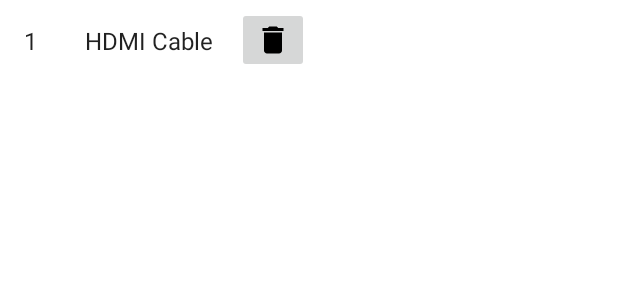
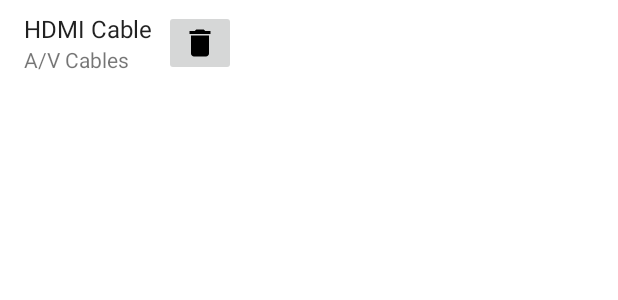
Before and after one commit to gabor7d2/SimpleInventory, an Android app: the layout list_item_item.xml on its own in the app's theme, with its tools: preview values and no code run, on a phone screen of 412 x 824 dp. Shown: the top 300 px of the screen. Run offline under Robolectric (Android 15) with nearby library versions, the phone set to English and light mode, and no system bars.

Commit message:
Implement Item parent picker, visual improvements

```diff
--- a/SimpleInventory/app/src/main/java/net/gabor7d2/simpleinventory/persistence/repository/Repository.kt
+++ b/SimpleInventory/app/src/main/java/net/gabor7d2/simpleinventory/persistence/repository/Repository.kt
@@ -113,6 +113,8 @@ abstract class Repository {
 
     abstract fun getCategory(id: String): Category
 
+    abstract fun searchCategories(name: String): List<Category>
+
     // returns root categories if id is null
     abstract fun getChildrenOfCategory(id: String?): List<Category>
 
@@ -125,6 +127,8 @@ abstract class Repository {
 
     abstract fun getItem(id: String): Item
 
+    abstract fun searchItems(name: String): List<Item>
+
     // returns root items if id is null
     abstract fun getChildrenOfItem(id: String?): List<Item>
 
--- a/SimpleInventory/app/src/main/java/net/gabor7d2/simpleinventory/ui/ListItemInteractListener.kt
+++ /dev/null
@@ -1,6 +0,0 @@
-package net.gabor7d2.simpleinventory.ui
-
-interface ListItemInteractListener {
-
-    fun onItemClicked(itemId: String)
-}
--- a/SimpleInventory/app/src/main/java/net/gabor7d2/simpleinventory/ui/ListItemRecyclerViewAdapter.kt
+++ b/SimpleInventory/app/src/main/java/net/gabor7d2/simpleinventory/ui/ListItemRecyclerViewAdapter.kt
@@ -20,11 +20,9 @@ class ListItemRecyclerViewAdapter<T : ListItem>(
 
     private val values: MutableList<T> = mutableListOf()
 
-    override fun getItemCount(): Int = values.size
+    override fun getItemCount() = values.size
 
-    override fun getItemViewType(position: Int): Int {
-        return values[position].listItemType
-    }
+    override fun getItemViewType(position: Int) = values[position].listItemType
 
     override fun onCreateViewHolder(parent: ViewGroup, viewType: Int): RecyclerView.ViewHolder {
         when (viewType) {
--- a/SimpleInventory/app/src/main/java/net/gabor7d2/simpleinventory/ui/itemdetails/ItemDetailsTabbedFragment.kt
+++ b/SimpleInventory/app/src/main/java/net/gabor7d2/simpleinventory/ui/itemdetails/ItemDetailsTabbedFragment.kt
@@ -21,6 +21,8 @@ class ItemDetailsTabbedFragment : Fragment() {
     ): View {
         _binding = FragmentTabbedBinding.inflate(inflater, container, false)
 
+        activity?.actionBar?.title = "TEST"
+
         val itemId = arguments?.getString("itemId") ?: throw IllegalArgumentException("Missing itemId argument")
         val adapter = ItemDetailsPagerAdapter(this, itemId)
         binding.viewPager.adapter = adapter
--- a/SimpleInventory/app/src/main/res/layout/list_item_item.xml
+++ b/SimpleInventory/app/src/main/res/layout/list_item_item.xml
@@ -1,32 +1,40 @@
 <?xml version="1.0" encoding="utf-8"?>
 <LinearLayout xmlns:android="http://schemas.android.com/apk/res/android"
     xmlns:tools="http://schemas.android.com/tools"
-    android:layout_width="wrap_content"
+    android:layout_width="match_parent"
     android:layout_height="wrap_content"
+    android:paddingStart="8dp"
+    android:background="?attr/selectableItemBackground"
     android:clickable="true"
     android:focusable="true"
     android:gravity="center_vertical"
     android:orientation="horizontal">
 
-    <TextView
-        android:id="@+id/item_number"
+    <LinearLayout
         android:layout_width="wrap_content"
         android:layout_height="wrap_content"
-        android:layout_margin="@dimen/text_margin"
-        android:textAppearance="?attr/textAppearanceListItem"
-        android:maxLength="8"
-        tools:text="1" />
+        android:layout_margin="8dp"
+        android:orientation="vertical">
 
-    <TextView
-        android:id="@+id/content"
-        android:layout_width="wrap_content"
-        android:layout_height="wrap_content"
-        android:layout_margin="@dimen/text_margin"
-        android:textAppearance="?attr/textAppearanceListItem"
-        tools:text="HDMI Cable" />
+        <TextView
+            android:id="@+id/textViewName"
+            android:layout_width="wrap_content"
+            android:layout_height="wrap_content"
+            android:ellipsize="end"
+            android:maxLines="1"
+            android:textAppearance="?attr/textAppearanceListItem"
+            tools:text="HDMI Cable" />
+
+        <TextView
+            android:id="@+id/textViewCategory"
+            android:layout_width="wrap_content"
+            android:layout_height="wrap_content"
+            tools:text="A/V Cables" />
+
+    </LinearLayout>
 
     <ImageButton
-        android:id="@+id/delete_button"
+        android:id="@+id/buttonDelete"
         android:layout_width="wrap_content"
         android:layout_height="wrap_content"
         android:src="@drawable/ic_delete" />
```
Also changed, not shown: SimpleInventory/app/src/main/java/net/gabor7d2/simpleinventory/persistence/repository/MemoryRepository.kt (+8 -0 lines), SimpleInventory/app/src/main/java/net/gabor7d2/simpleinventory/ui/activity/MainActivity.kt (+0 -7 lines), SimpleInventory/app/src/main/java/net/gabor7d2/simpleinventory/ui/category/CategoriesFragment.kt (+1 -6 lines), SimpleInventory/app/src/main/java/net/gabor7d2/simpleinventory/ui/category/CategoryViewHolder.kt (+4 -3 lines), SimpleInventory/app/src/main/java/net/gabor7d2/simpleinventory/ui/dialog/ItemPickerDialog.kt (added, +36 -0 lines), SimpleInventory/app/src/main/java/net/gabor7d2/simpleinventory/ui/dialog/ItemPickerRecyclerViewAdapter.kt (added, +52 -0 lines), SimpleInventory/app/src/main/java/net/gabor7d2/simpleinventory/ui/item/ItemViewHolder.kt (+10 -3 lines), SimpleInventory/app/src/main/java/net/gabor7d2/simpleinventory/ui/item/ItemsFragment.kt (+1 -6 lines), SimpleInventory/app/src/main/java/net/gabor7d2/simpleinventory/ui/itemdetails/ItemDetailsFragment.kt (+23 -6 lines), SimpleInventory/app/src/main/res/layout/dialog_item_picker.xml (added, +23 -0 lines), SimpleInventory/app/src/main/res/layout/list_item_category.xml (+13 -15 lines), SimpleInventory/app/src/main/res/layout/list_item_item_picker.xml (added, +14 -0 lines).
